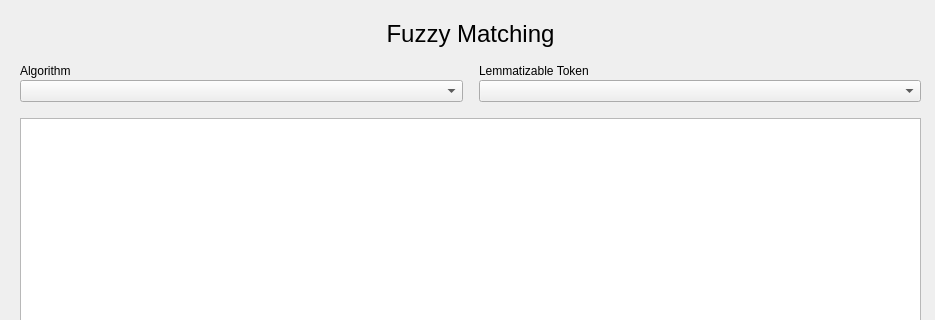
luimartin/TagLemma, file dialog.ui: the form before one commit; both pictures show x 0 to 935 and y 0 to 320 of the 935 by 576 pixel window.
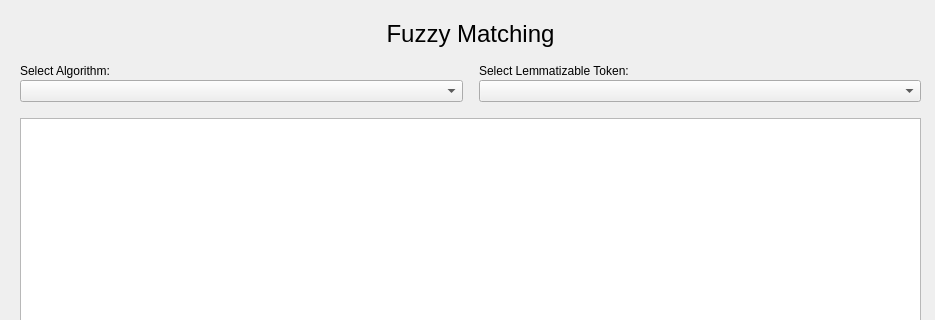
The form after the commit.

```diff
--- a/dialog.ui
+++ b/dialog.ui
@@ -13,7 +13,7 @@
   <property name="windowTitle">
    <string>Form</string>
   </property>
-  <widget class="QWidget" name="">
+  <widget class="QWidget" name="layoutWidget">
    <property name="geometry">
     <rect>
      <x>0</x>
@@ -61,7 +61,7 @@
         <item>
          <widget class="QLabel" name="label_2">
           <property name="text">
-           <string>Algorithm</string>
+           <string>Select Algorithm:</string>
           </property>
          </widget>
         </item>
@@ -85,7 +85,7 @@
         <item>
          <widget class="QLabel" name="label_3">
           <property name="text">
-           <string>Lemmatizable Token</string>
+           <string>Select Lemmatizable Token:</string>
           </property>
          </widget>
         </item>
```
Left out of the diff: 2 changed lines with no effect on the pictures.
